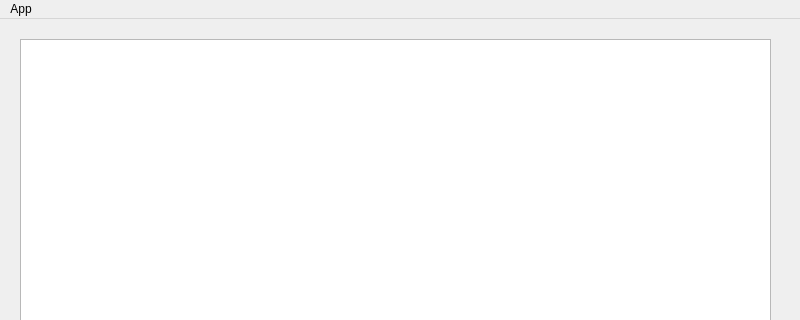
This is mainwindow.ui in dacsson/PrimAlgorithm as Qt 5 draws it before an edit; both pictures show x 0 to 800 and y 0 to 320 of the 800 by 600 pixel window. The edited form follows.
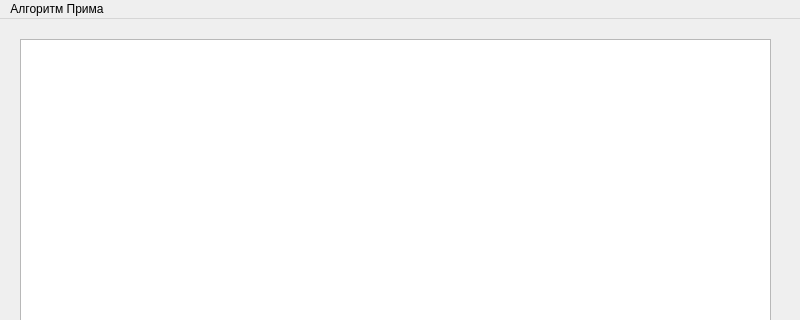
This is the edited form.

```diff
--- a/mainwindow.ui
+++ b/mainwindow.ui
@@ -69,7 +69,7 @@
    </property>
    <widget class="QMenu" name="menuApp">
     <property name="title">
-     <string>App</string>
+     <string>Алгоритм Прима</string>
     </property>
    </widget>
    <addaction name="menuApp"/>
```
